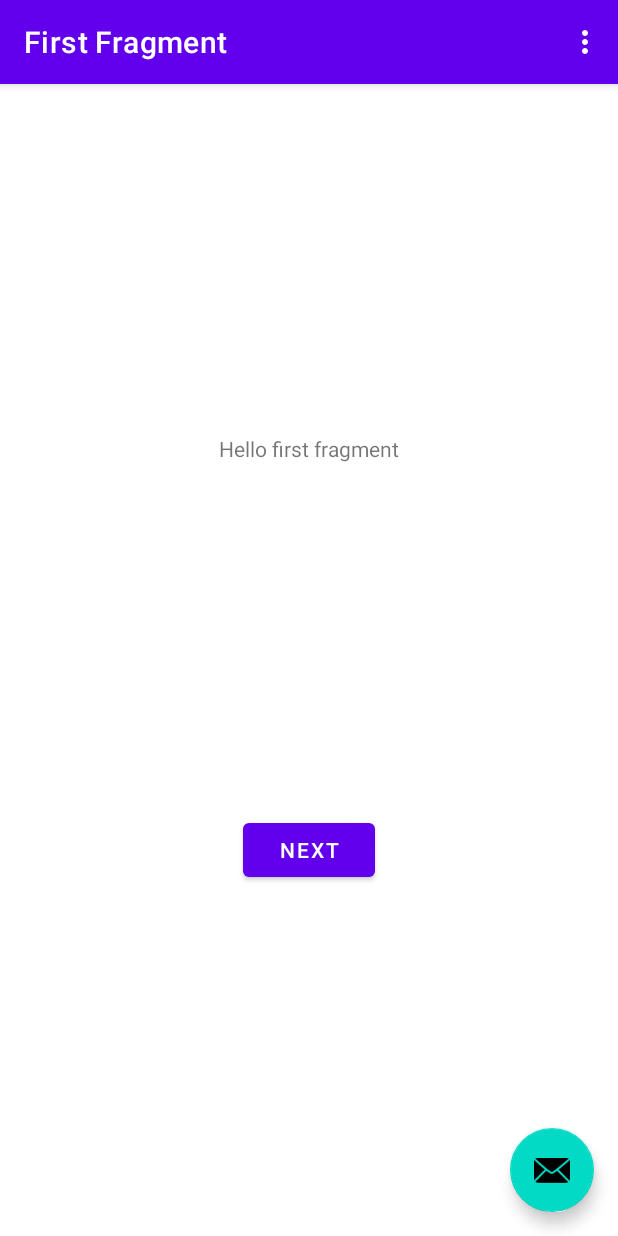
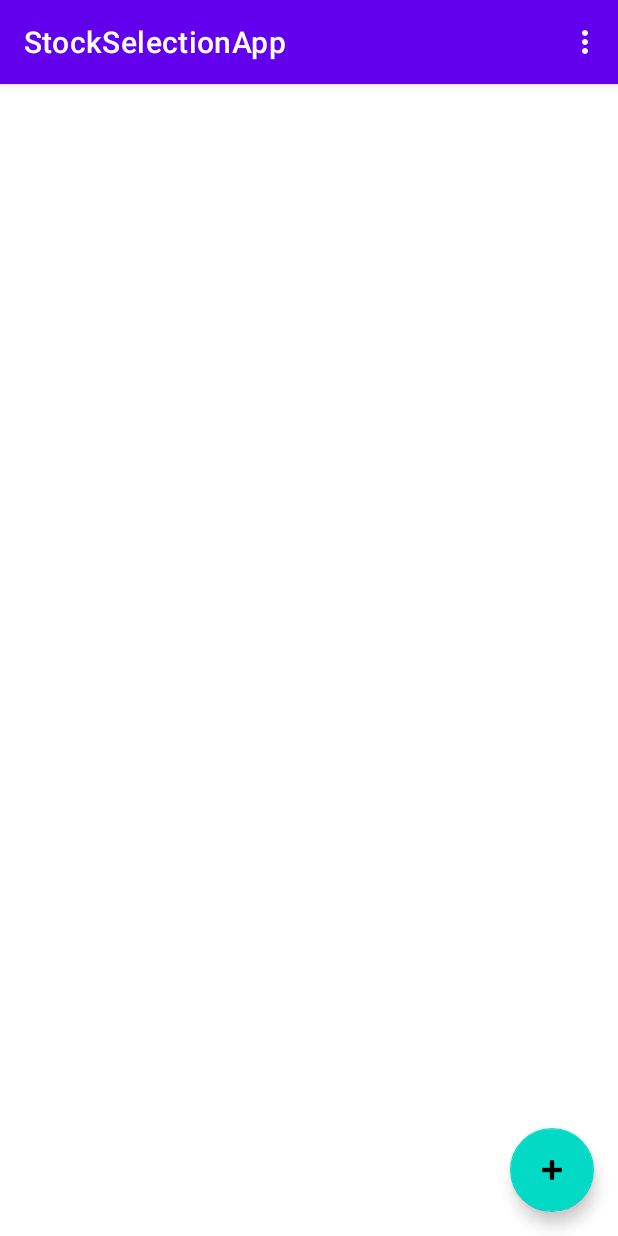
Before and after one commit to jonesandjay123/Stock-Selection-App, an Android app: the screen it shows after launch (MainActivity), on a phone screen of 412 x 824 dp. Run offline under Robolectric (Android 15) with nearby library versions, the phone set to English and light mode, and no system bars; our stand-ins replace navigation-ui.

Commit message:
first working version

```diff
--- a/app/src/main/java/com/example/stockselectionapp/MainActivity.kt
+++ b/app/src/main/java/com/example/stockselectionapp/MainActivity.kt
@@ -6,15 +6,19 @@ import androidx.appcompat.app.AppCompatActivity
 import androidx.navigation.findNavController
 import androidx.navigation.ui.AppBarConfiguration
 import androidx.navigation.ui.navigateUp
-import androidx.navigation.ui.setupActionBarWithNavController
+import androidx.recyclerview.widget.LinearLayoutManager
+import androidx.recyclerview.widget.RecyclerView
 import android.view.Menu
 import android.view.MenuItem
+import android.widget.EditText
+import androidx.appcompat.app.AlertDialog
 import com.example.stockselectionapp.databinding.ActivityMainBinding
 
 class MainActivity : AppCompatActivity() {
 
-    private lateinit var appBarConfiguration: AppBarConfiguration
     private lateinit var binding: ActivityMainBinding
+    private lateinit var stockAdapter: StockAdapter
+    private val stockSymbols = mutableListOf<String>()
 
     override fun onCreate(savedInstanceState: Bundle?) {
         super.onCreate(savedInstanceState)
@@ -24,14 +28,29 @@ class MainActivity : AppCompatActivity() {
 
         setSupportActionBar(binding.toolbar)
 
-        val navController = findNavController(R.id.nav_host_fragment_content_main)
-        appBarConfiguration = AppBarConfiguration(navController.graph)
-        setupActionBarWithNavController(navController, appBarConfiguration)
+        // Set up RecyclerView and adapter
+        stockAdapter = StockAdapter(stockSymbols)
+        val recyclerView: RecyclerView = binding.root.findViewById(R.id.recyclerView)
+        recyclerView.layoutManager = LinearLayoutManager(this)
+        recyclerView.adapter = stockAdapter
+    }
+    private fun showAddStockDialog() {
+        val input = EditText(this)
+        val alertDialog = AlertDialog.Builder(this)
+            .setTitle("Add Stock Symbol")
+            .setMessage("Enter the stock symbol:")
+            .setView(input)
+            .setPositiveButton("Add") { _, _ ->
+                val symbol = input.text.toString().trim()
+                if (symbol.isNotEmpty()) {
+                    stockSymbols.add(symbol)
+                    stockAdapter.notifyItemInserted(stockSymbols.size - 1)
+                }
+            }
+            .setNegativeButton("Cancel", null)
+            .create()
 
-        binding.fab.setOnClickListener { view ->
-            Snackbar.make(view, "Replace with your own action", Snackbar.LENGTH_LONG)
-                .setAction("Action", null).show()
-        }
+        alertDialog.show()
     }
 
     override fun onCreateOptionsMenu(menu: Menu): Boolean {
@@ -50,9 +69,9 @@ class MainActivity : AppCompatActivity() {
         }
     }
 
-    override fun onSupportNavigateUp(): Boolean {
-        val navController = findNavController(R.id.nav_host_fragment_content_main)
-        return navController.navigateUp(appBarConfiguration)
-                || super.onSupportNavigateUp()
-    }
+//    override fun onSupportNavigateUp(): Boolean {
+//        val navController = findNavController(R.id.nav_host_fragment_content_main)
+//        return navController.navigateUp(appBarConfiguration)
+//                || super.onSupportNavigateUp()
+//    }
 }
--- /dev/null
+++ b/app/src/main/java/com/example/stockselectionapp/StockAdapter.kt
@@ -0,0 +1,28 @@
+package com.example.stockselectionapp
+
+import android.view.LayoutInflater
+import android.view.View
+import android.view.ViewGroup
+import android.widget.TextView
+import androidx.recyclerview.widget.RecyclerView
+import com.example.stockselectionapp.R
+
+class StockAdapter(private val stockSymbols: MutableList<String>) : RecyclerView.Adapter<StockAdapter.StockViewHolder>() {
+
+    override fun onCreateViewHolder(parent: ViewGroup, viewType: Int): StockViewHolder {
+        val itemView = LayoutInflater.from(parent.context).inflate(R.layout.stock_item, parent, false)
+        return StockViewHolder(itemView)
+    }
+
+    override fun onBindViewHolder(holder: StockViewHolder, position: Int) {
+        holder.tvStockSymbol.text = stockSymbols[position]
+    }
+
+    override fun getItemCount(): Int {
+        return stockSymbols.size
+    }
+
+    class StockViewHolder(itemView: View) : RecyclerView.ViewHolder(itemView) {
+        val tvStockSymbol: TextView = itemView.findViewById(R.id.tv_stock_symbol)
+    }
+}
--- a/app/src/main/res/layout/activity_main.xml
+++ b/app/src/main/res/layout/activity_main.xml
@@ -20,7 +20,11 @@
 
     </com.google.android.material.appbar.AppBarLayout>
 
-    <include layout="@layout/content_main" />
+    <include
+        layout="@layout/content_main"
+        android:layout_width="match_parent"
+        android:layout_height="match_parent"
+        app:layout_behavior="@string/appbar_scrolling_view_behavior" />
 
     <com.google.android.material.floatingactionbutton.FloatingActionButton
         android:id="@+id/fab"
@@ -29,6 +33,6 @@
         android:layout_gravity="bottom|end"
         android:layout_marginEnd="@dimen/fab_margin"
         android:layout_marginBottom="16dp"
-        app:srcCompat="@android:drawable/ic_dialog_email" />
+        app:srcCompat="@android:drawable/ic_input_add" />
 
 </androidx.coordinatorlayout.widget.CoordinatorLayout>
--- a/app/src/main/res/layout/content_main.xml
+++ b/app/src/main/res/layout/content_main.xml
@@ -1,19 +1,15 @@
-<?xml version="1.0" encoding="utf-8"?>
 <androidx.constraintlayout.widget.ConstraintLayout xmlns:android="http://schemas.android.com/apk/res/android"
     xmlns:app="http://schemas.android.com/apk/res-auto"
+    xmlns:tools="http://schemas.android.com/tools"
     android:layout_width="match_parent"
     android:layout_height="match_parent"
-    app:layout_behavior="@string/appbar_scrolling_view_behavior">
+    tools:context=".MainActivity">
 
-    <fragment
-        android:id="@+id/nav_host_fragment_content_main"
-        android:name="androidx.navigation.fragment.NavHostFragment"
-        android:layout_width="0dp"
-        android:layout_height="0dp"
-        app:defaultNavHost="true"
-        app:layout_constraintBottom_toBottomOf="parent"
-        app:layout_constraintEnd_toEndOf="parent"
-        app:layout_constraintStart_toStartOf="parent"
-        app:layout_constraintTop_toTopOf="parent"
-        app:navGraph="@navigation/nav_graph" />
+    <androidx.recyclerview.widget.RecyclerView
+        android:id="@+id/recyclerView"
+        android:layout_width="match_parent"
+        android:layout_height="match_parent"
+        android:padding="16dp"
+        app:layout_behavior="@string/appbar_scrolling_view_behavior" />
+
 </androidx.constraintlayout.widget.ConstraintLayout>
```
Also changed, not shown: app/src/main/res/layout/stock_item.xml (added, +15 -0 lines).
